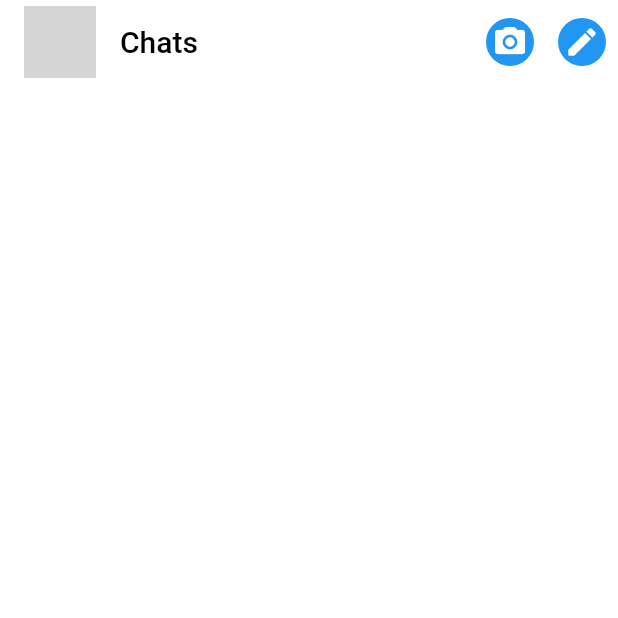
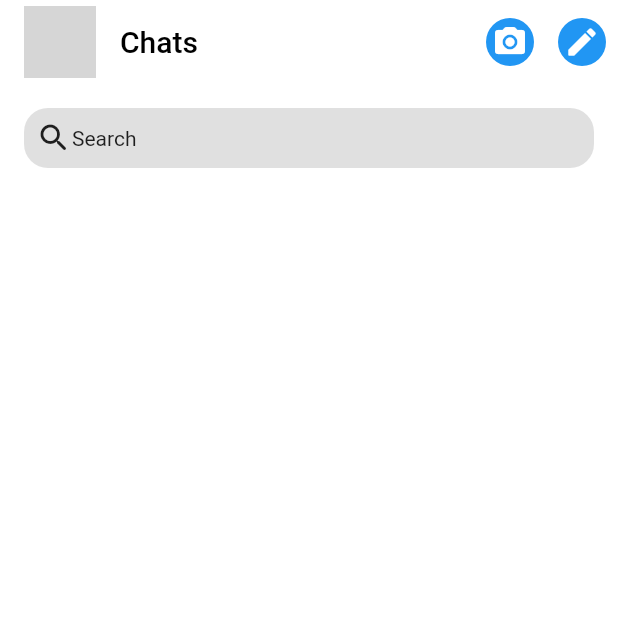
Before and after one commit to FadyFawzyOfficial/messenger_screen_design_sample, a Flutter app: the screen it shows after launch, on a phone screen of 412 x 824 dp, the top half of it. Run offline on Flutter 3.47's test engine with Material 2 defaults, Android fonts, the phone set to English and light mode, and no system bars; network calls fail; grey boxes are pictures that could not be loaded.

Commit message:
Build Search Field in Messenger Screen

```diff
--- a/lib/screens/messenger_screen.dart
+++ b/lib/screens/messenger_screen.dart
@@ -2,6 +2,7 @@ import 'package:flutter/material.dart';
 
 import '../widgets/app_bar_widgets/app_bar_action_button.dart';
 import '../widgets/app_bar_widgets/app_bar_title.dart';
+import '../widgets/search_field.dart';
 
 class MessengerScreen extends StatelessWidget {
   const MessengerScreen({Key? key}) : super(key: key);
@@ -26,6 +27,15 @@ class MessengerScreen extends StatelessWidget {
           ),
         ],
       ),
+      body: Padding(
+        padding: const EdgeInsets.all(16),
+        child: Column(
+          mainAxisAlignment: MainAxisAlignment.start,
+          children: const [
+            SearchField(),
+          ],
+        ),
+      ),
     );
   }
 }
--- /dev/null
+++ b/lib/widgets/search_field.dart
@@ -0,0 +1,26 @@
+import 'package:flutter/material.dart';
+
+class SearchField extends StatelessWidget {
+  const SearchField({
+    Key? key,
+  }) : super(key: key);
+
+  @override
+  Widget build(BuildContext context) {
+    return Container(
+      padding: const EdgeInsets.all(8),
+      decoration: const BoxDecoration(
+        color: Colors.black12,
+        borderRadius: BorderRadius.all(
+          Radius.circular(16),
+        ),
+      ),
+      child: Row(
+        children: const [
+          Icon(Icons.search_rounded),
+          Text('Search'),
+        ],
+      ),
+    );
+  }
+}
```
